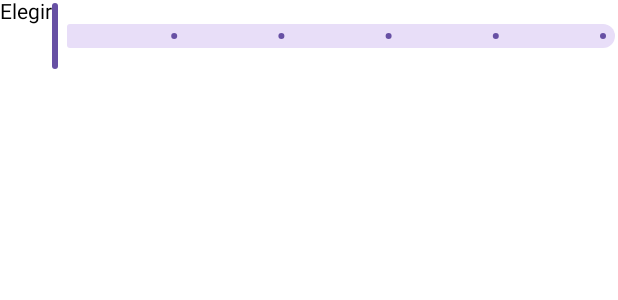
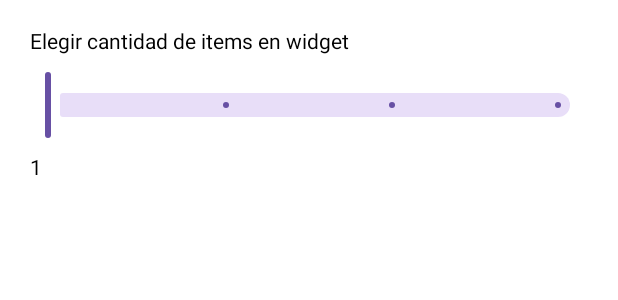
Before and after one commit to UTN-FRBA-Mobile/GeoGenius, an Android app built with Jetpack Compose: the @Preview function SettingsMenuPreview, on a phone screen of 412 x 824 dp. Shown: the top 300 px of the screen. Run offline under Robolectric (Android 15) with nearby library versions, the phone set to English and light mode, and no system bars.

Commit message:
better slider and add current slide value text

```diff
--- a/app/src/main/java/com/utnfrba/geogenius/screens/settings/Settings.kt
+++ b/app/src/main/java/com/utnfrba/geogenius/screens/settings/Settings.kt
@@ -2,26 +2,41 @@ package com.utnfrba.geogenius.screens.settings
 
 import androidx.compose.foundation.background
 import androidx.compose.foundation.layout.Box
+import androidx.compose.foundation.layout.Column
 import androidx.compose.foundation.layout.Row
+import androidx.compose.foundation.layout.padding
 import androidx.compose.material3.ExperimentalMaterial3Api
 import androidx.compose.material3.Slider
 import androidx.compose.material3.SliderState
-
 import androidx.compose.material3.Text
 import androidx.compose.runtime.Composable
+import androidx.compose.runtime.getValue
+import androidx.compose.runtime.mutableFloatStateOf
+import androidx.compose.runtime.mutableIntStateOf
+import androidx.compose.runtime.remember
+import androidx.compose.runtime.setValue
 import androidx.compose.ui.Modifier
 import androidx.compose.ui.graphics.Color
 import androidx.compose.ui.tooling.preview.Preview
+import androidx.compose.ui.unit.dp
 
-@OptIn(ExperimentalMaterial3Api::class)
 @Composable
 fun SettingsMenu() {
-    Row(modifier = Modifier.background(Color.White)) {
-        Text("Elegir")
-        Box(){
-            Slider(SliderState(valueRange = 1f..4f, steps = 4))
+    var widgetCount by remember { mutableFloatStateOf(1f) }
+    Row(modifier = Modifier
+        .background(Color.White)
+        .padding(20.dp)) {
+        Column {
+            Text("Elegir cantidad de items en widget")
+            Slider(
+                value = widgetCount,
+                onValueChange = { widgetCount = it },
+                modifier = Modifier.padding(10.dp),
+                valueRange = 1f..4f,
+                steps = 2
+            )
+            Text(text = widgetCount.toInt().toString())
         }
-        Text("a")
         // here the filters? or max widget count
     }
 }
```
